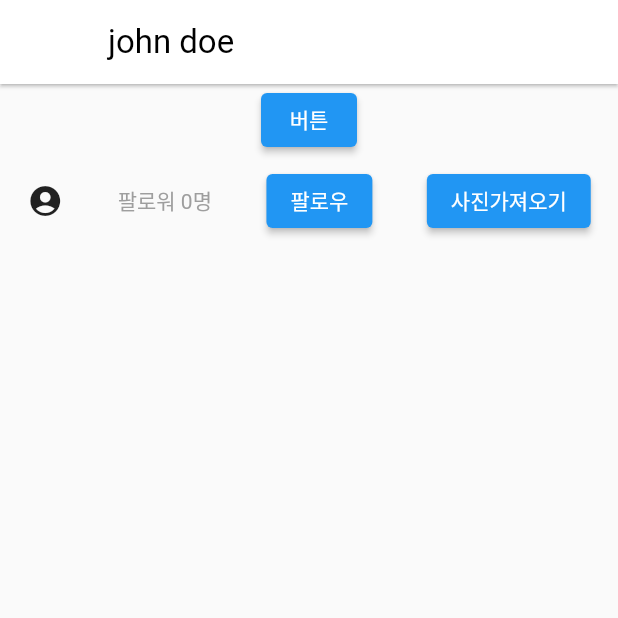
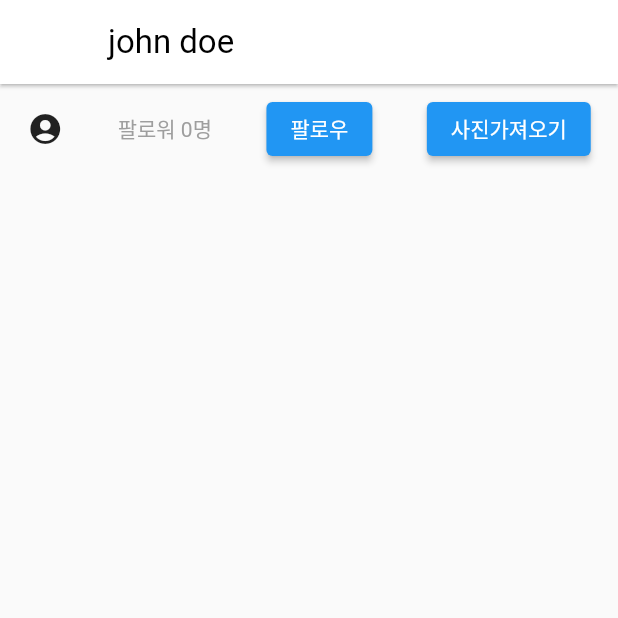
Before and after one commit to donato14/instagram_clone, a Flutter app: the Profile screen opened directly, on a phone screen of 412 x 824 dp, the top half of it. Run offline on Flutter 3.47's test engine with Material 2 defaults, Android fonts, the phone set to English and light mode, and no system bars; our stand-ins replace image_picker, shared_preferences; accounts and stored records are empty; network calls fail.

Commit message:
GridView / CustomScrollView

```diff
--- a/lib/Profile.dart
+++ b/lib/Profile.dart
@@ -10,13 +10,10 @@ class Profile extends StatelessWidget {
   Widget build(BuildContext context) {
     return Scaffold(
       appBar: AppBar(title: Text(context.watch<Store2>().name2)),
-      body: Column(
-        children: [
-          ElevatedButton(onPressed: (){
-
-            context.read<Store1>().changeName();
-          }, child: Text('버튼')),
-          Container(
+      body: CustomScrollView(
+        slivers: [
+          SliverToBoxAdapter(
+            child: Container(
               height: 60,
               child: Row(
                 mainAxisAlignment: MainAxisAlignment.spaceAround,
@@ -31,7 +28,15 @@ class Profile extends StatelessWidget {
                   }, child: Text('사진가져오기'))
                 ],
               ),
-          )
+            ),
+          ),
+          SliverGrid(
+              delegate: SliverChildBuilderDelegate(
+                  (c,i) => Image.network(context.watch<Store1>().profileImage[i]),
+                childCount: context.watch<Store1>().profileImage.length,
+              ),
+              gridDelegate: SliverGridDelegateWithFixedCrossAxisCount(crossAxisCount: 3),
+          ),
         ],
       ),
     );
```
Lines whose indentation alone changed are shown as unchanged.
